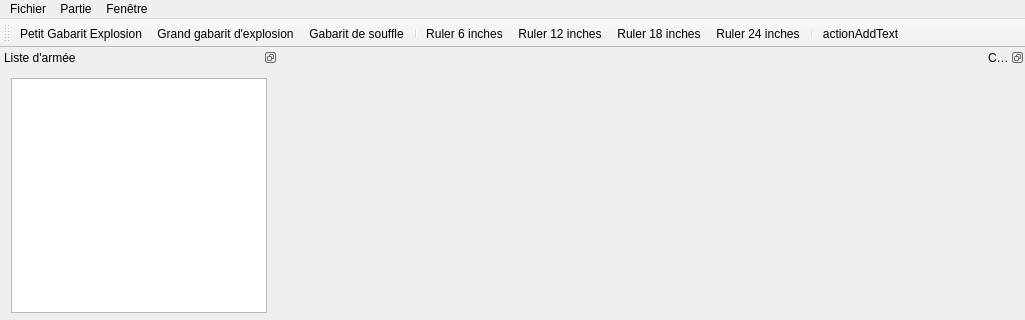
The window that warhole/gamewindow.ui (kaosphere/Warhole) describes before a commit, drawn with Qt 5; both pictures show x 0 to 1025 and y 0 to 320 of the 1025 by 627 pixel window.
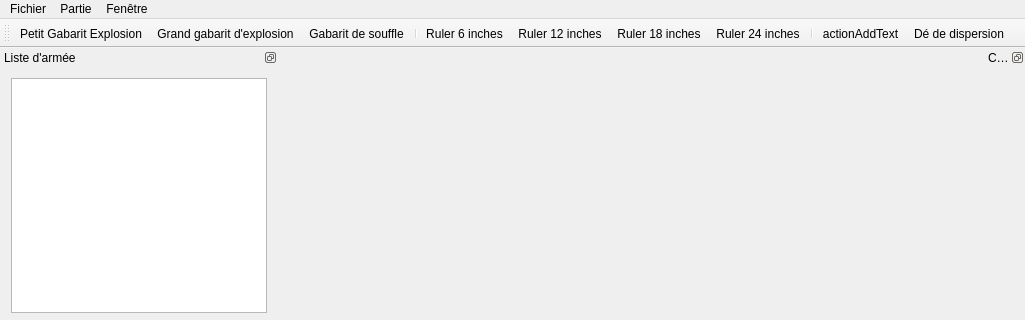
The same window after the commit. Icons and pictures are not drawn.

Commit message: Adding scatter dice working

Patch:
```diff
--- a/warhole/gamewindow.ui
+++ b/warhole/gamewindow.ui
@@ -77,6 +77,7 @@
    <addaction name="actionRuler_24_inches"/>
    <addaction name="separator"/>
    <addaction name="actionActionAddText"/>
+   <addaction name="actionScatterDice"/>
   </widget>
   <widget class="QStatusBar" name="statusBar"/>
   <widget class="QDockWidget" name="dockWidget">
@@ -272,6 +273,15 @@
     <string>Ajoute du texte sur l'aire de jeu</string>
    </property>
   </action>
+  <action name="actionScatterDice">
+   <property name="icon">
+    <iconset resource="resources.qrc">
+     <normaloff>:/icons/ressources/scatterDie.png</normaloff>:/icons/ressources/scatterDie.png</iconset>
+   </property>
+   <property name="text">
+    <string>Dé de dispersion</string>
+   </property>
+  </action>
  </widget>
  <layoutdefault spacing="6" margin="11"/>
  <resources>
```
The commit also changes 7 other files.
